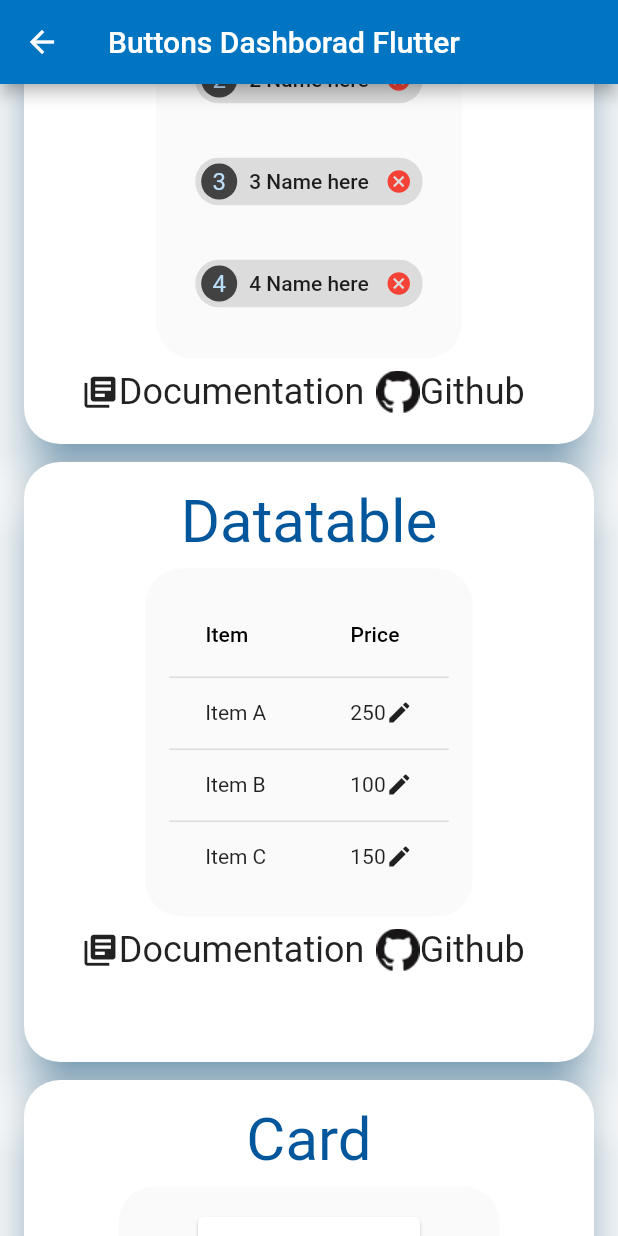
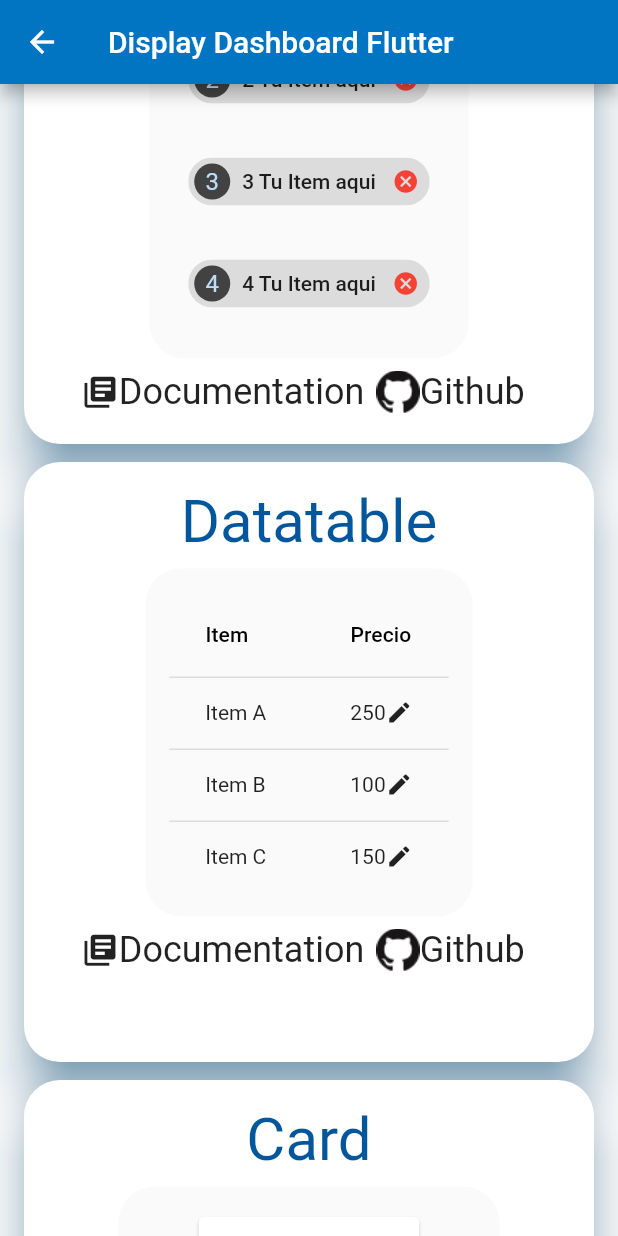
Before and after one commit to JohnnHidalgo/flutter_widgetexamples, a Flutter app: the DisplayDashboard screen opened by its route, scrolled down 1152 dp, on a phone screen of 412 x 824 dp. Run offline on Flutter 3.47's test engine with Material 2 defaults, Android fonts, the phone set to English and light mode, and no system bars.

Commit message:
Buttons, Input, Dialogs, Display Develop y testing 100%

```diff
--- a/lib/DisplayDashboard.dart
+++ b/lib/DisplayDashboard.dart
@@ -1,9 +1,8 @@
 import 'package:flutter_staggered_grid_view/flutter_staggered_grid_view.dart';
 import 'package:flutter/material.dart';
 import 'package:flutter_widgetexamples/ItemInfo.dart';
-import 'dart:math';
 
-final _borderRadius = BorderRadius.circular(24.0);//para la curva de InkWell
+final _borderRadius = BorderRadius.circular(24.0);
 final _backgroundColorTitleAppBar = Color.fromARGB(255, 1, 117, 194);
 final _backgroundColorTitle = Color.fromARGB(255, 2, 86, 155);
 
@@ -15,7 +14,6 @@ class  DisplayDashboard extends StatefulWidget{
 
 class _DiplayDashboardState extends State<DisplayDashboard>{
   ///Chip
-
   int counter = 0;
   List<Widget> _list = new List<Widget>();
 
@@ -60,9 +58,9 @@ class _DiplayDashboardState extends State<DisplayDashboard>{
       key: key,
       padding: new EdgeInsets.all(10.0),
       child: new Chip(
-        label: new Text('${i} Name here'),
+        label: new Text('${i} Tu Item aqui'),
         deleteIconColor: Colors.red,
-        deleteButtonTooltipMessage: 'Delete',
+        deleteButtonTooltipMessage: 'Eliminar',
         onDeleted: () => _removeItem(key),
         avatar: new CircleAvatar(
           backgroundColor: Colors.grey.shade800,
@@ -80,7 +78,7 @@ class _DiplayDashboardState extends State<DisplayDashboard>{
       Widget child = _list.elementAt(i);
       if(child.key == key) {
         setState(() => _list.removeAt(i));
-        print('Removing ${key.toString()}');
+        print('Quitar${key.toString()}');
       }
     }
   }
@@ -101,16 +99,10 @@ class _DiplayDashboardState extends State<DisplayDashboard>{
           padding: const EdgeInsets.all(8.0),
           child: Row(
             mainAxisAlignment: MainAxisAlignment.center,
-
-
             children: <Widget>[
-
               Column(
-
                 children: <Widget>[
-
                   Column(
-
                     mainAxisAlignment: MainAxisAlignment.center,
                     children: <Widget>[
                       ///Text
@@ -147,11 +139,10 @@ class _DiplayDashboardState extends State<DisplayDashboard>{
 
                       children: <Widget>[
 
-
                         InkWell(
-                          borderRadius: _borderRadius,//curva
-                          splashColor:Colors.amberAccent,//color al presionar tiempo corto
-                          highlightColor: Colors.amber,//color al presionar tiempo largo, puede cabiar por Colors.blue para notar la diferencia
+                          borderRadius: _borderRadius,
+                          splashColor:Colors.amberAccent,
+                          highlightColor: Colors.amber,
 
                           onTap: (){
                             print('Hello InkWell');
@@ -186,9 +177,9 @@ class _DiplayDashboardState extends State<DisplayDashboard>{
                         ),
 
                         InkWell(
-                          borderRadius: _borderRadius,//curva
-                          splashColor:Colors.amberAccent,//color al presionar tiempo corto
-                          highlightColor: Colors.amber,//color al presionar tiempo largo, puede cabiar por Colors.blue para notar la diferencia
+                          borderRadius: _borderRadius,
+                          splashColor:Colors.amberAccent,
+                          highlightColor: Colors.amber,
 
                           onTap: (){
                             print('Hello InkWell');
@@ -243,7 +234,7 @@ class _DiplayDashboardState extends State<DisplayDashboard>{
   Widget build(BuildContext context) {
     return Scaffold(
       appBar: AppBar(
-        title: Text('Buttons Dashborad Flutter'),
+        title: Text('Display Dashboard Flutter'),
         backgroundColor: _backgroundColorTitleAppBar,
       ),
 
@@ -264,8 +255,8 @@ class _DiplayDashboardState extends State<DisplayDashboard>{
 
             ),
           ),'Image',
-              'https://docs.flutter.io/flutter/material/IconButton-class.html',
-              'https://github.com/JohnnHidalgo/udacity_navigation_state/blob/master/lib/ButtonsDashboard.dart'
+              'https://docs.flutter.io/flutter/widgets/Image-class.html',
+              'https://github.com/JohnnHidalgo/flutter_widgetexamples/blob/master/lib/DisplayDashboard.dart'
           ),
 
 
@@ -372,8 +363,8 @@ class _DiplayDashboardState extends State<DisplayDashboard>{
             ),
 
           ),'Icon',
-              'https://docs.flutter.io/flutter/material/IconButton-class.html',
-              'https://github.com/JohnnHidalgo/udacity_navigation_state/blob/master/lib/ButtonsDashboard.dart'
+              'https://docs.flutter.io/flutter/widgets/Icon-class.html',
+              'https://github.com/JohnnHidalgo/flutter_widgetexamples/blob/master/lib/DisplayDashboard.dart'
           ),
 
 
@@ -384,8 +375,8 @@ class _DiplayDashboardState extends State<DisplayDashboard>{
               ),
             ),
           ),'Chip',
-              'https://docs.flutter.io/flutter/material/IconButton-class.html',
-              'https://github.com/JohnnHidalgo/udacity_navigation_state/blob/master/lib/ButtonsDashboard.dart'
+              'https://docs.flutter.io/flutter/material/Chip-class.html',
+              'https://github.com/JohnnHidalgo/flutter_widgetexamples/blob/master/lib/DisplayDashboard.dart'
           ),
 
 
@@ -399,7 +390,7 @@ class _DiplayDashboardState extends State<DisplayDashboard>{
                   label: Text('Item'),
                 ),
                 DataColumn(
-                  label: Text('Price'),
+                  label: Text('Precio'),
                 ),
               ],
               rows: items
@@ -423,8 +414,8 @@ class _DiplayDashboardState extends State<DisplayDashboard>{
                   .toList(),
             ),
           ),'Datatable',
-              'https://docs.flutter.io/flutter/material/IconButton-class.html',
-              'https://github.com/JohnnHidalgo/udacity_navigation_state/blob/master/lib/ButtonsDashboard.dart'
+              'https://docs.flutter.io/flutter/material/DataTable-class.html',
+              'https://github.com/JohnnHidalgo/flutter_widgetexamples/blob/master/lib/DisplayDashboard.dart'
           ),
 
 
@@ -437,8 +428,8 @@ class _DiplayDashboardState extends State<DisplayDashboard>{
                         padding: new EdgeInsets.all(32.0),
                         child: new Column(
                           children: <Widget>[
-                            new Text('Hello World!'),
-                            new Text('How are you?')
+                            new Text('Hola mundo !'),
+                            new Text('Como estas?')
                           ],
                         ),
                       ),
@@ -467,8 +458,8 @@ class _DiplayDashboardState extends State<DisplayDashboard>{
                 )
             ),
           ), 'Card',
-              'https://docs.flutter.io/flutter/material/IconButton-class.html',
-              'https://github.com/JohnnHidalgo/udacity_navigation_state/blob/master/lib/ButtonsDashboard.dart'
+              'https://docs.flutter.io/flutter/material/Card-class.html',
+              'https://github.com/JohnnHidalgo/flutter_widgetexamples/blob/master/lib/DisplayDashboard.dart'
           ),
 
 
@@ -483,27 +474,18 @@ class _DiplayDashboardState extends State<DisplayDashboard>{
                 children: List.generate(10, (index) {
                   return Center(
                     child: Image.asset('assets/Logo.png'),
-
                   );
                 }),
               )
 
           ),
 
-
               'GridView',
-              'https://docs.flutter.io/flutter/material/IconButton-class.html',
-              'https://github.com/JohnnHidalgo/udacity_navigation_state/blob/master/lib/ButtonsDashboard.dart'
+              'https://docs.flutter.io/flutter/widgets/GridView-class.html',
+              'https://github.com/JohnnHidalgo/flutter_widgetexamples/blob/master/lib/DisplayDashboard.dart'
           ),
 
-
-
-
-          /*
-        */
-
         ],
-
 
         staggeredTiles: [
           StaggeredTile.extent(2,480.0),
@@ -518,5 +500,4 @@ class _DiplayDashboardState extends State<DisplayDashboard>{
     );
   }
 
-
 }
```
Also changed, not shown: lib/ButtonsDashboard.dart (+6 -6 lines), lib/DialogDashboard.dart (+24 -25 lines), lib/InputDashboard.dart (+13 -13 lines), lib/Menu.dart (+8 -8 lines), lib/main.dart (+2 -34 lines).
